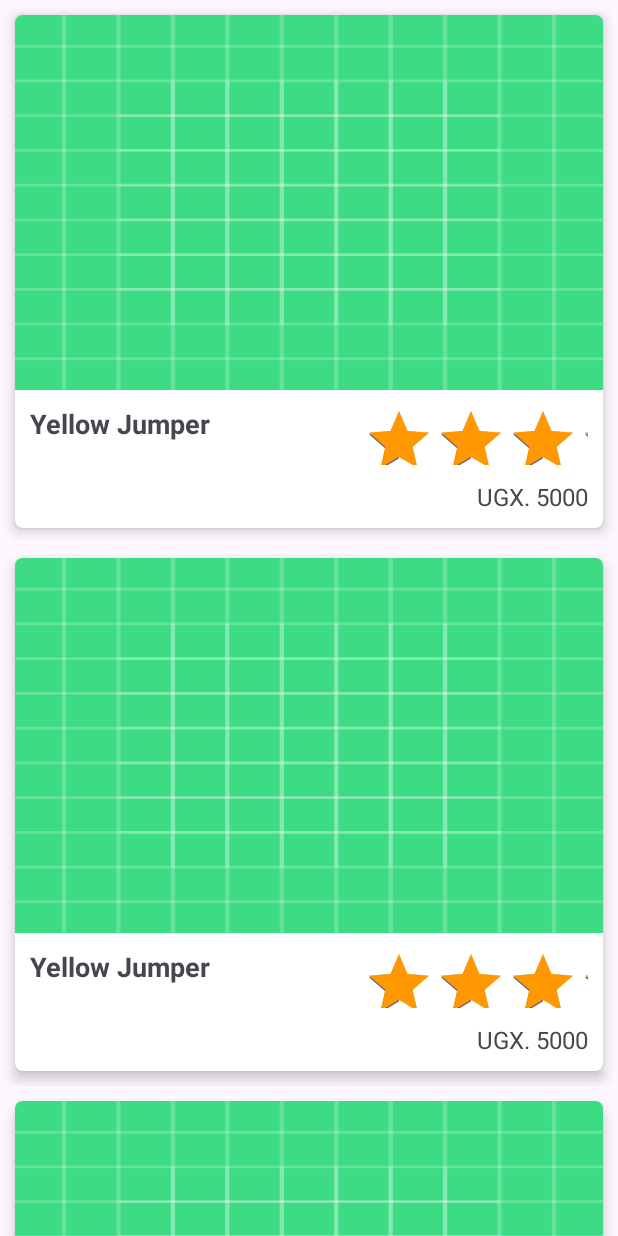
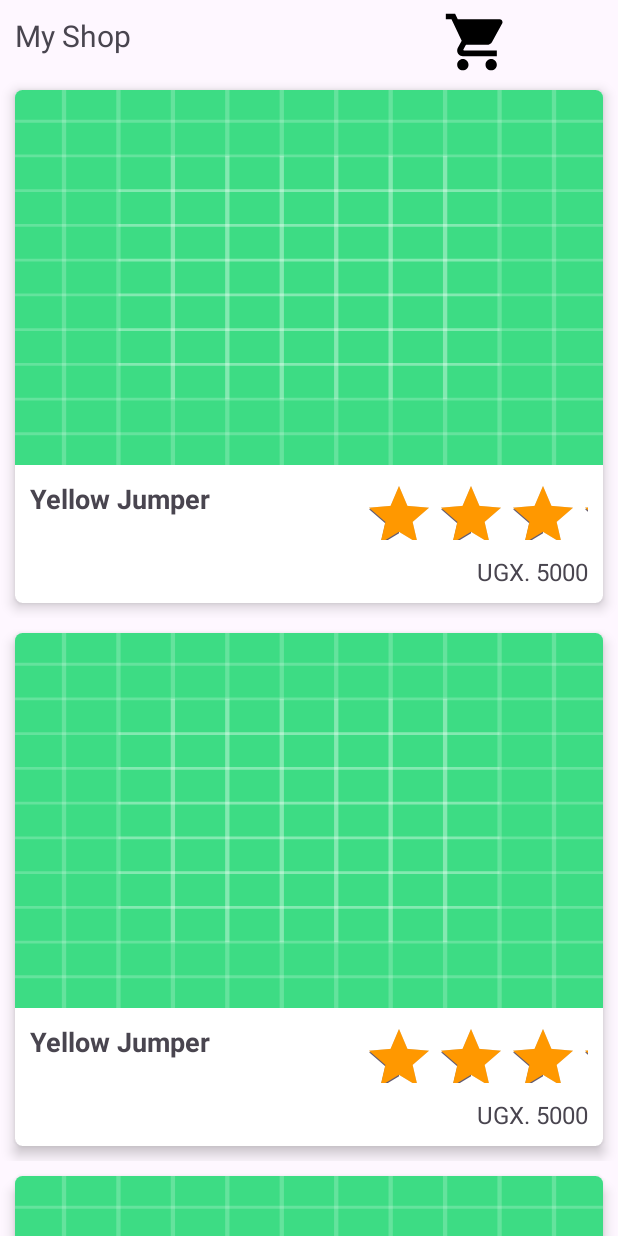
Before and after one commit to IvanOjok/MyShop, an Android app: the layout activity_main.xml on its own in the app's theme, with its tools: preview values and no code run, on a phone screen of 412 x 824 dp. Run offline under Robolectric (Android 15) with nearby library versions, the phone set to English and light mode, and no system bars.

```diff
--- a/app/src/main/AndroidManifest.xml
+++ b/app/src/main/AndroidManifest.xml
@@ -15,6 +15,9 @@
         android:theme="@style/Theme.MyShop"
         tools:targetApi="31">
         <activity
+            android:name=".ui.CartActivity"
+            android:exported="false" />
+        <activity
             android:name=".ui.DetailsActivity"
             android:exported="false" />
         <activity
--- a/app/src/main/java/com/ivanojok/myshop/data/retofit/ProductService.kt
+++ b/app/src/main/java/com/ivanojok/myshop/data/retofit/ProductService.kt
@@ -1,10 +1,14 @@
 package com.ivanojok.myshop.data.retofit
 
 import com.ivanojok.myshop.data.model.ProductResponse
+import retrofit2.http.Body
 import retrofit2.http.GET
+import retrofit2.http.Header
+import retrofit2.http.Query
 
 interface ProductService {
 
     @GET("/products")
     suspend fun getProducts(): List<ProductResponse>
+
 }
--- a/app/src/main/java/com/ivanojok/myshop/data/room/AppDatabase.kt
+++ b/app/src/main/java/com/ivanojok/myshop/data/room/AppDatabase.kt
@@ -4,7 +4,7 @@ import androidx.room.Database
 import androidx.room.RoomDatabase
 import androidx.room.TypeConverters
 
-@Database([CartModel::class], version = 1)
+@Database([CartModel::class], version = 2)
 @TypeConverters(Converter::class)
 abstract class AppDatabase: RoomDatabase() {
      abstract fun createCartDao(): CartDao
--- a/app/src/main/java/com/ivanojok/myshop/ui/DetailsActivity.kt
+++ b/app/src/main/java/com/ivanojok/myshop/ui/DetailsActivity.kt
@@ -1,5 +1,6 @@
 package com.ivanojok.myshop.ui
 
+import android.content.Intent
 import androidx.appcompat.app.AppCompatActivity
 import android.os.Bundle
 import android.widget.Button
@@ -50,6 +51,7 @@ class DetailsActivity : AppCompatActivity() {
                         productCategory, productImage, Rating(ratingRate?.toDouble(), ratingCount?.toInt()))
                 val item = CartModel(null, product, 1)
                 viewModel.insertCartItem(this, item)
+                startActivity(Intent(this, MainActivity::class.java))
             } catch (t: Throwable) {
                 Toast.makeText(this, "$t", Toast.LENGTH_SHORT).show()
 
--- a/app/src/main/java/com/ivanojok/myshop/ui/MainActivity.kt
+++ b/app/src/main/java/com/ivanojok/myshop/ui/MainActivity.kt
@@ -1,7 +1,9 @@
 package com.ivanojok.myshop.ui
 
+import android.content.Intent
 import androidx.appcompat.app.AppCompatActivity
 import android.os.Bundle
+import android.widget.ImageView
 import android.widget.Toast
 import androidx.activity.viewModels
 import androidx.recyclerview.widget.LinearLayoutManager
@@ -21,6 +23,10 @@ class MainActivity : AppCompatActivity() {
     override fun onCreate(savedInstanceState: Bundle?) {
         super.onCreate(savedInstanceState)
         setContentView(R.layout.activity_main)
+
+        findViewById<ImageView>(R.id.my_cart).setOnClickListener {
+            startActivity(Intent(this, CartActivity::class.java))
+        }
 
 
         CoroutineScope(Dispatchers.IO).launch {
--- a/app/src/main/java/com/ivanojok/myshop/vm/MainViewModel.kt
+++ b/app/src/main/java/com/ivanojok/myshop/vm/MainViewModel.kt
@@ -34,4 +34,6 @@ class MainViewModel: ViewModel() {
             DBBuilder().initializeDB(context).createCartDao().insertProductToCart(item)
         }
     }
+
+
 }
--- /dev/null
+++ b/app/src/main/res/drawable/cart.xml
@@ -0,0 +1,5 @@
+<vector android:height="24dp" android:tint="#000000"
+    android:viewportHeight="24" android:viewportWidth="24"
+    android:width="24dp" xmlns:android="http://schemas.android.com/apk/res/android">
+    <path android:fillColor="@android:color/white" android:pathData="M7,18c-1.1,0 -1.99,0.9 -1.99,2S5.9,22 7,22s2,-0.9 2,-2 -0.9,-2 -2,-2zM1,2v2h2l3.6,7.59 -1.35,2.45c-0.16,0.28 -0.25,0.61 -0.25,0.96 0,1.1 0.9,2 2,2h12v-2L7.42,15c-0.14,0 -0.25,-0.11 -0.25,-0.25l0.03,-0.12 0.9,-1.63h7.45c0.75,0 1.41,-0.41 1.75,-1.03l3.58,-6.49c0.08,-0.14 0.12,-0.31 0.12,-0.48 0,-0.55 -0.45,-1 -1,-1L5.21,4l-0.94,-2L1,2zM17,18c-1.1,0 -1.99,0.9 -1.99,2s0.89,2 1.99,2 2,-0.9 2,-2 -0.9,-2 -2,-2z"/>
+</vector>
--- a/app/src/main/res/layout/activity_main.xml
+++ b/app/src/main/res/layout/activity_main.xml
@@ -6,11 +6,38 @@
     android:layout_height="match_parent"
     tools:context=".ui.MainActivity">
 
+    <LinearLayout
+        android:id="@+id/linearLayout"
+        android:layout_width="match_parent"
+        android:layout_height="50dp"
+        android:orientation="horizontal"
+        app:layout_constraintTop_toTopOf="parent"
+        tools:layout_editor_absoluteX="67dp">
+
+        <TextView
+            android:id="@+id/textView"
+            android:layout_width="wrap_content"
+            android:layout_height="wrap_content"
+            android:layout_margin="10dp"
+            android:layout_weight="1"
+            android:text="@string/my_shop"
+            android:textSize="20sp" />
+
+        <ImageView
+            android:id="@+id/my_cart"
+            android:layout_width="50dp"
+            android:layout_height="45dp"
+            android:layout_margin="5dp"
+            android:layout_weight="1"
+            app:srcCompat="@drawable/cart" />
+    </LinearLayout>
+
     <androidx.recyclerview.widget.RecyclerView
         android:id="@+id/product_view"
         android:layout_width="match_parent"
-        android:layout_height="match_parent"
+        android:layout_height="0dp"
+        app:layout_constraintTop_toBottomOf="@+id/linearLayout"
         tools:layout_editor_absoluteX="1dp"
-        tools:layout_editor_absoluteY="1dp"
         tools:listitem="@layout/product_layout" />
+
 </androidx.constraintlayout.widget.ConstraintLayout>
--- a/app/src/main/res/values/strings.xml
+++ b/app/src/main/res/values/strings.xml
@@ -4,4 +4,7 @@
     <string name="price">UGX. 5000</string>
     <string name="add_to_cart">Add To Cart</string>
     <string name="product_name">Product Name</string>
+    <string name="my_shop">My Shop</string>
+    <string name="one">1</string>
+    <string name="check_out">Check Out</string>
 </resources>
```
Also changed, not shown: app/src/main/java/com/ivanojok/myshop/data/room/CartDao.kt (+8 -1 lines), app/src/main/java/com/ivanojok/myshop/ui/CartActivity.kt (added, +32 -0 lines), app/src/main/java/com/ivanojok/myshop/ui/adapter/CartAdapter.kt (added, +67 -0 lines), app/src/main/java/com/ivanojok/myshop/vm/CartViewModel.kt (added, +52 -0 lines), app/src/main/res/layout/activity_cart.xml (added, +46 -0 lines), app/src/main/res/layout/cart_item_layout.xml (added, +84 -0 lines).
